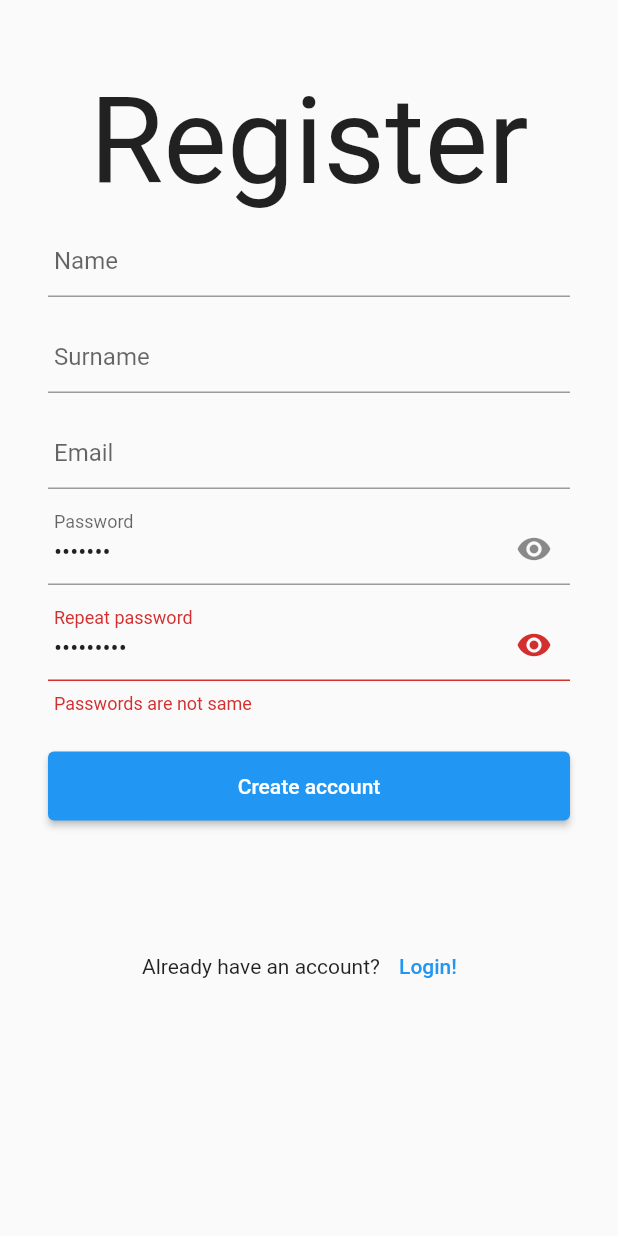
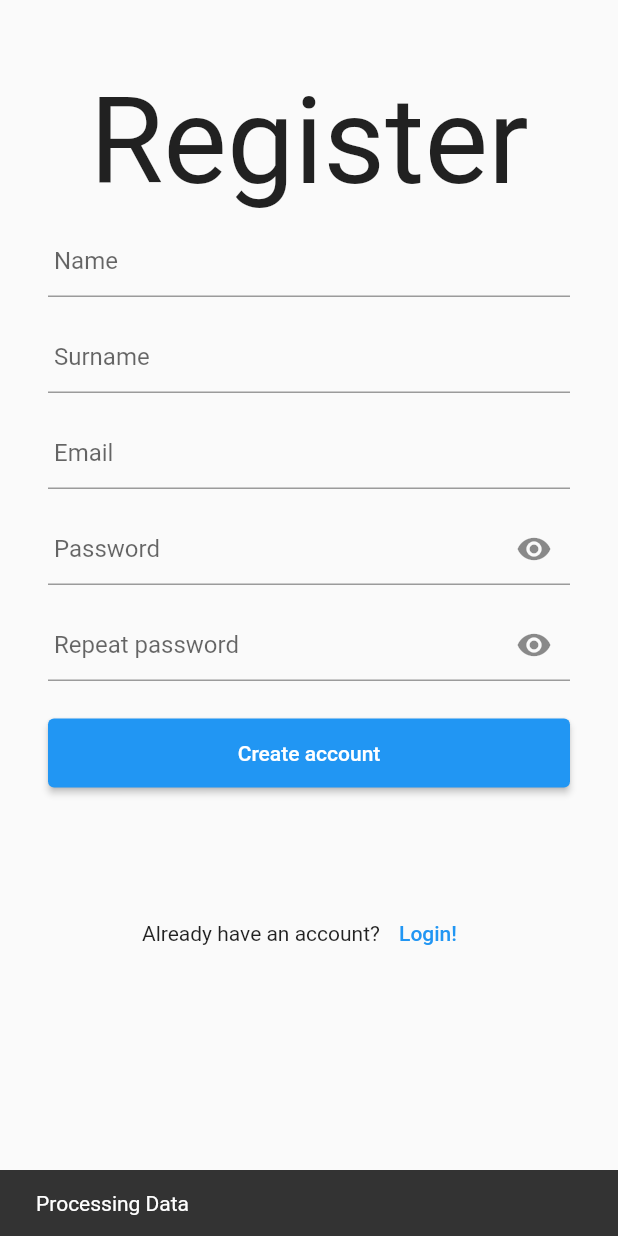
Before and after one commit to mjablecnik/flutter_modular_examples, a Flutter app: the screen it shows after launch, after a tap on "Create account", on a phone screen of 412 x 824 dp. Run offline on Flutter 3.47's test engine with Material 2 defaults, Android fonts, the phone set to English and light mode, and no system bars; our stand-ins replace flutter_modular, flutter_triple, google_fonts; missing offline and left inert: the_validator; Roboto replaces fonts that are missing (Cookie).

```diff
--- /dev/null
+++ b/lib/app/modules/auth/data/models/user.dart
@@ -0,0 +1,19 @@
+class User {
+  final int? id;
+  final String firstName;
+  final String lastName;
+  final String email;
+  final String password;
+
+  User(this.id, this.firstName, this.lastName, this.email, this.password);
+
+  @override
+  String toString() {
+    return "User( "
+        "Name: ${this.firstName}; "
+        "Surname: ${this.lastName}; "
+        "Email: ${this.email}; "
+        "Password: ${this.password}; "
+        ")";
+  }
+}
--- /dev/null
+++ b/lib/app/modules/auth/data/repositories/user_repository.dart
@@ -0,0 +1,23 @@
+import 'dart:math';
+
+import '../models/user.dart';
+
+class UserRepository {
+
+  List<User> allUsers = [
+    User(1, "Martin", "Jablecnik", "martin033@email.cz", "test123"),
+    User(2, "Iveta", "Jablecnikova", "iveta@email.cz", "test789"),
+    User(3, "Tomas", "Potocky", "potocky@gmail.com", "test789")
+  ];
+
+  Future<List<User>> users() {
+    return Future.delayed(
+      Duration(seconds: 2),
+          () => this.allUsers
+    );
+  }
+
+  Future<void> addUser(User user) async {}
+
+  Future<void> removeUser(User user) async {}
+}
--- a/lib/app/modules/auth/data/user.dart
+++ /dev/null
@@ -1,5 +0,0 @@
-class User {
-  final int id;
-
-  User(this.id);
-}
--- a/lib/app/modules/auth/data/user_repository.dart
+++ /dev/null
@@ -1,16 +0,0 @@
-import 'dart:math';
-
-import '../data/user.dart';
-
-class UserRepository {
-  Future<List<User>> users() {
-    return Future.delayed(
-      Duration(seconds: 2),
-          () => List.generate(5, (index) => User(Random().nextInt(1000))),
-    );
-  }
-
-  Future<void> addUser(User user) async {}
-
-  Future<void> removeUser(User user) async {}
-}
--- a/lib/app/modules/auth/logic/user_list_store.dart
+++ b/lib/app/modules/auth/logic/user_list_store.dart
@@ -1,8 +1,8 @@
 import 'package:flutter_modular/flutter_modular.dart';
 import 'package:flutter_triple/flutter_triple.dart';
 
-import '../data/user.dart';
-import '../data/user_repository.dart';
+import '../data/models/user.dart';
+import '../data/repositories/user_repository.dart';
 
 class UserListStore extends StreamStore<Exception, List<User>> {
   final UserRepository repository = Modular.get<UserRepository>();
--- a/lib/app/modules/auth/main.dart
+++ b/lib/app/modules/auth/main.dart
@@ -3,7 +3,7 @@ import 'package:flutter_modular/flutter_modular.dart';
 
 import 'logic/user_list_store.dart';
 import 'ui/login_page.dart';
-import 'data/user_repository.dart';
+import 'data/repositories/user_repository.dart';
 import 'ui/register_page.dart';
 
 class AuthMainWidget extends StatelessWidget {
--- a/lib/app/modules/auth/ui/register_page.dart
+++ b/lib/app/modules/auth/ui/register_page.dart
@@ -3,26 +3,47 @@ import 'package:flutter_modular/flutter_modular.dart';
 import 'package:google_fonts/google_fonts.dart';
 import 'package:the_validator/the_validator.dart';
 
+import '../data/models/user.dart';
 import '../logic/user_list_store.dart';
 import '../utils.dart';
 
-class RegisterPage extends StatefulWidget {
-  @override
-  _RegisterPageState createState() => _RegisterPageState();
+class RegisterForm {
+  final key = GlobalKey<FormState>();
+
+  final firstName = TextEditingController();
+  final lastName = TextEditingController();
+  final email = TextEditingController();
+  final password = TextEditingController();
+  final passwordRepeat = TextEditingController();
+
+  User createUser() {
+    return User(null, firstName.text, lastName.text, email.text, password.text);
+  }
+
+  VoidCallback getSubmit(BuildContext context, UserListStore userListStore) {
+    return () {
+      if (this.key.currentState!.validate()) {
+        ScaffoldMessenger.of(context).showSnackBar(
+          SnackBar(
+            content: Text('Processing Data'),
+          ),
+        );
+        User user = this.createUser();
+        userListStore.addUser(user);
+      }
+    };
+  }
 }
 
-class _RegisterPageState extends ModularState<RegisterPage, UserListStore> {
-  final _formKey = GlobalKey<FormState>();
-
-  @override
-  void initState() {
-    super.initState();
-  }
+class RegisterPage extends StatelessWidget {
+  final _form = RegisterForm();
+  final _userListStore = Modular.get<UserListStore>();
 
   FormFieldValidator<String> getPasswordValidator({bool isRepeated: false}) {
     return (fieldValue) {
       var result = passwordFieldValidator(fieldValue);
-      return result == null && isRepeated ? "Passwords are not same" : result;
+      bool isSame = _form.password.text == _form.passwordRepeat.text;
+      return result == null && !isSame ? "Passwords are not same" : result;
     };
   }
 
@@ -33,7 +54,7 @@ class _RegisterPageState extends ModularState<RegisterPage, UserListStore> {
       body: SingleChildScrollView(
         child: IntrinsicHeight(
           child: Form(
-            key: _formKey,
+            key: _form.key,
             child: Padding(
               padding: const EdgeInsets.symmetric(horizontal: 32.0),
               child: Column(
@@ -54,6 +75,7 @@ class _RegisterPageState extends ModularState<RegisterPage, UserListStore> {
                       labelText: "Name",
                       contentPadding: EdgeInsets.symmetric(horizontal: 4.0),
                     ),
+                    controller: _form.firstName,
                     validator: FieldValidator.multiple([FieldValidator.minLength(2), FieldValidator.required()]),
                   ),
                   SizedBox(height: 16.0),
@@ -62,6 +84,7 @@ class _RegisterPageState extends ModularState<RegisterPage, UserListStore> {
                       labelText: "Surname",
                       contentPadding: EdgeInsets.symmetric(horizontal: 4.0),
                     ),
+                    controller: _form.lastName,
                     validator: FieldValidator.multiple([FieldValidator.minLength(2), FieldValidator.required()]),
                   ),
                   SizedBox(height: 16.0),
@@ -70,6 +93,7 @@ class _RegisterPageState extends ModularState<RegisterPage, UserListStore> {
                       labelText: "Email",
                       contentPadding: EdgeInsets.symmetric(horizontal: 4.0),
                     ),
+                    controller: _form.email,
                     validator: FieldValidator.email(),
                   ),
                   SizedBox(height: 16.0),
@@ -77,12 +101,12 @@ class _RegisterPageState extends ModularState<RegisterPage, UserListStore> {
                     enableSuggestions: false,
                     autocorrect: false,
                     obscureText: true,
-                    initialValue: "Test123",
                     decoration: InputDecoration(
                       labelText: "Password",
                       contentPadding: EdgeInsets.symmetric(horizontal: 4.0),
                       suffixIcon: Icon(Icons.visibility),
                     ),
+                    controller: _form.password,
                     validator: this.getPasswordValidator(),
                   ),
                   SizedBox(height: 16.0),
@@ -90,12 +114,12 @@ class _RegisterPageState extends ModularState<RegisterPage, UserListStore> {
                     enableSuggestions: false,
                     autocorrect: false,
                     obscureText: true,
-                    initialValue: "Test45678",
                     decoration: InputDecoration(
                       labelText: "Repeat password",
                       contentPadding: EdgeInsets.symmetric(horizontal: 4.0),
                       suffixIcon: Icon(Icons.visibility),
                     ),
+                    controller: _form.passwordRepeat,
                     validator: this.getPasswordValidator(isRepeated: true),
                   ),
                   Center(
@@ -105,15 +129,7 @@ class _RegisterPageState extends ModularState<RegisterPage, UserListStore> {
                         style: ElevatedButton.styleFrom(
                           minimumSize: Size(double.infinity, 46),
                         ),
-                        onPressed: () {
-                          if (_formKey.currentState!.validate()) {
-                            ScaffoldMessenger.of(context).showSnackBar(
-                              SnackBar(
-                                content: Text('Processing Data'),
-                              ),
-                            );
-                          }
-                        },
+                        onPressed: _form.getSubmit(context, _userListStore),
                         child: Text('Create account'),
                       ),
                     ),
```
